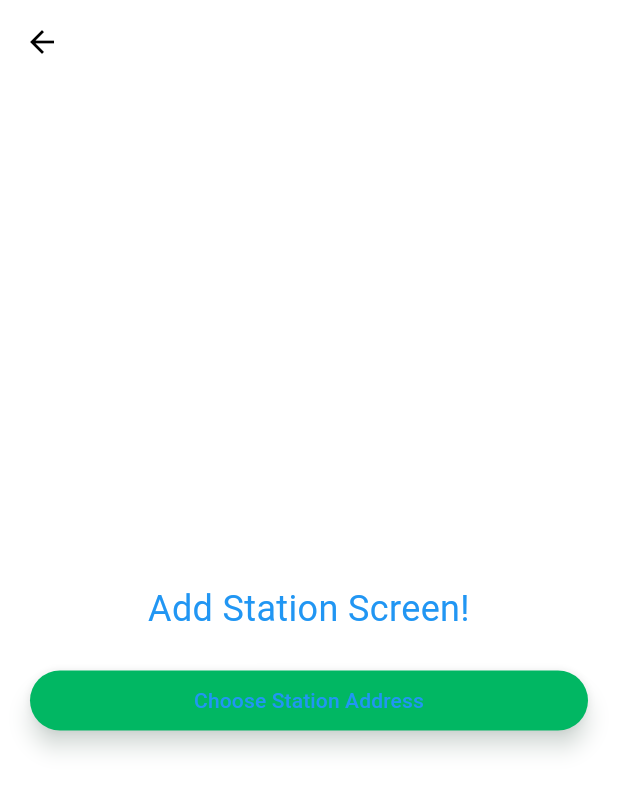
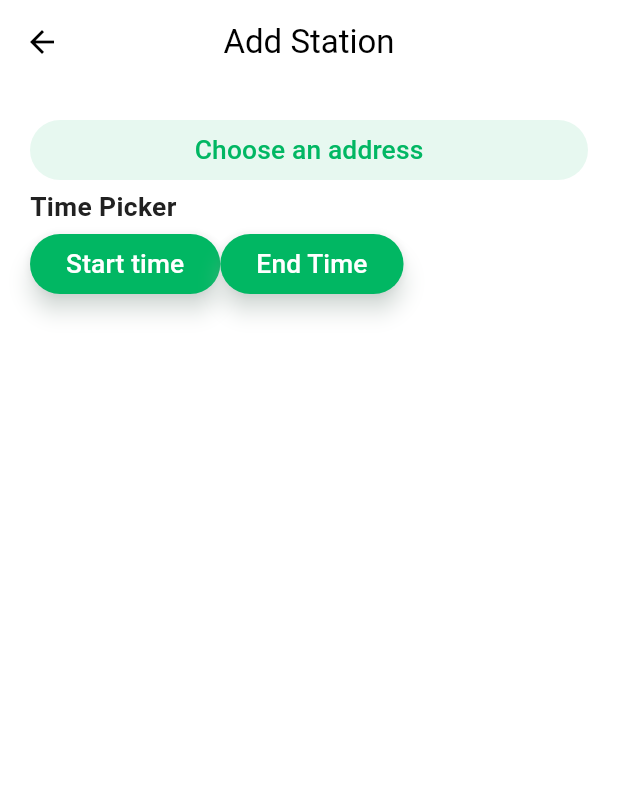
Before and after one commit to lusnyak/watt_hub, a Flutter app: the AddStationScreen screen opened by its route, on a phone screen of 412 x 824 dp. Shown: the top 791 px of the screen. Run offline on Flutter 3.47's test engine with Material 3 defaults, Android fonts, the phone set to English and light mode, and no system bars; our stand-ins replace auto_route, awesome_extensions, dropdown_button2, flutter_screenutil, freezed_annotation, get_it and 2 more; Roboto replaces fonts that are missing (Urbanist).

Commit message:
craete add station page

```diff
--- a/lib/config/routes/app_router.dart
+++ b/lib/config/routes/app_router.dart
@@ -24,10 +24,10 @@ class AppRouter extends RootStackRouter {
   @override
   List<AutoRoute> get routes => [
         AutoRoute(page: SplashRoute.page, /*initial: true*/),
-        AutoRoute(page: UikitExampleRoute.page, initial: true),
+        AutoRoute(page: UikitExampleRoute.page, ),
         AutoRoute(page: OnboardingRoute.page),
-        AutoRoute(page: DashboardRoute.page, children: [
-          AutoRoute(page: HomeRoute.page),
+        AutoRoute(page: DashboardRoute.page,initial: true, children: [
+          AutoRoute(page: HomeRoute.page,initial: true),
           AutoRoute(page: RequestStationRoute.page),
           AutoRoute(page: ProfileRoute.page),
         ]),
--- a/lib/presentation/screens/add_station/add_station_screen.dart
+++ b/lib/presentation/screens/add_station/add_station_screen.dart
@@ -2,6 +2,7 @@ import 'package:auto_route/auto_route.dart';
 import 'package:awesome_extensions/awesome_extensions.dart';
 import 'package:flutter/material.dart';
 import 'package:watt_hub/config/routes/app_router.dart';
+import 'package:watt_hub_uikit/watt_hub_uikit.dart';
 
 @RoutePage()
 class AddStationScreen extends StatelessWidget {
@@ -11,6 +12,8 @@ class AddStationScreen extends StatelessWidget {
   Widget build(BuildContext context) {
     return Scaffold(
       appBar: AppBar(
+        title: const Text("Add Station"),
+        centerTitle: true,
         leading: IconButton(
           onPressed: () => AutoRouter.of(context).push(const ProfileRoute()),
           icon: const Icon(Icons.arrow_back),
@@ -18,28 +21,17 @@ class AddStationScreen extends StatelessWidget {
       ),
       body: SafeArea(
         child: Column(
-          mainAxisAlignment: MainAxisAlignment.center,
           crossAxisAlignment: CrossAxisAlignment.stretch,
           children: [
-            const Text(
-              "Add Station Screen!",
-              textAlign: TextAlign.center,
-              style: TextStyle(
-                fontSize: 24.0,
-                color: Colors.blue,
-              ),
+            WHElevatedButton.secondary(title: "Choose an address"),
+            Text("Time Picker", style: body16SemiBoldTextStyle),
+            Row(
+              children: [
+                WHElevatedButton.primary(title: "Start time"),
+                WHElevatedButton.primary(title: "End Time")
+              ],
             ),
-            20.heightBox,
-            ElevatedButton(
-                onPressed: () => AutoRouter.of(context)
-                    .push(const ChooseStationAddressRoute()),
-                child: const Text(
-                  "Choose Station Address",
-                  textAlign: TextAlign.center,
-                  style: TextStyle(
-                    color: Colors.blue,
-                  ),
-                ))
+            // WhDropDownButton(items: items, itemLabel: itemLabel)
           ],
         ),
       ).paddingAll(20.0),
--- a/lib/presentation/screens/home/home_screen.dart
+++ b/lib/presentation/screens/home/home_screen.dart
@@ -11,7 +11,7 @@ class HomeScreen extends StatelessWidget {
   Widget build(BuildContext context) {
     return Scaffold(
       appBar: AppBar(
-        leading: nil,
+        leading: null,
         actions: [
           Padding(
             padding: const EdgeInsets.only(right: 20.0),
```
Also changed, not shown: 1 other file.
